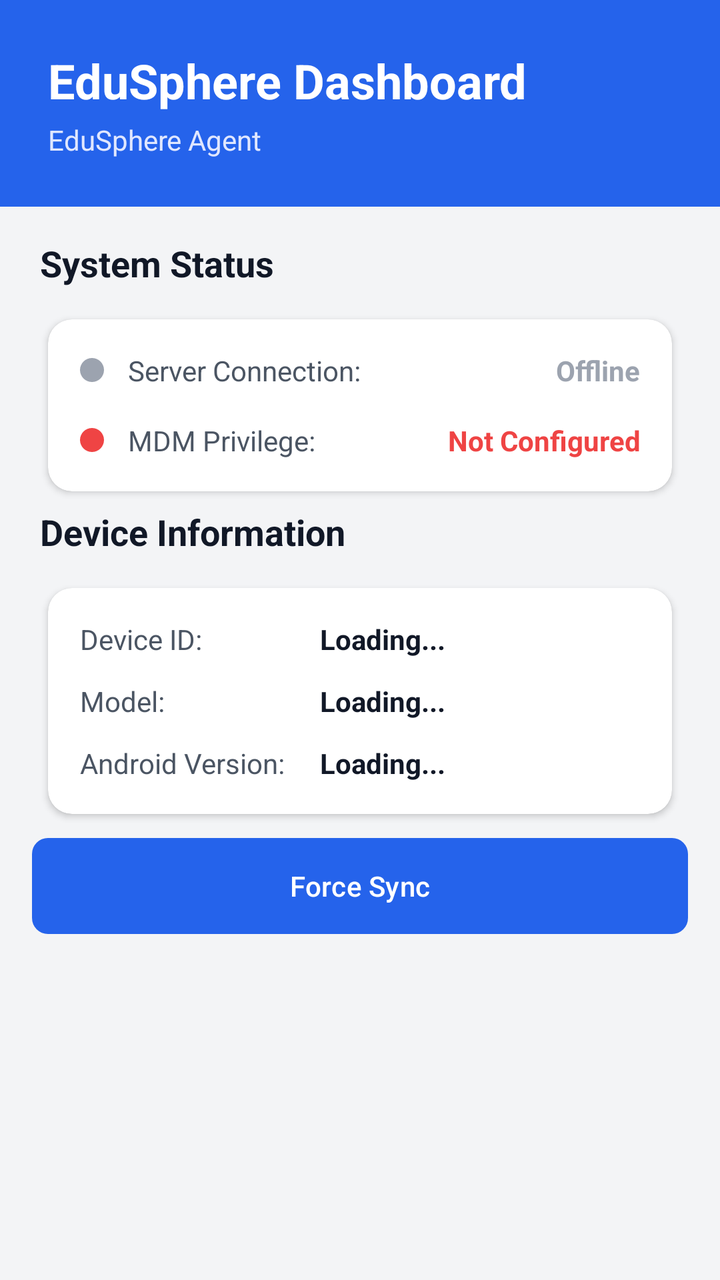
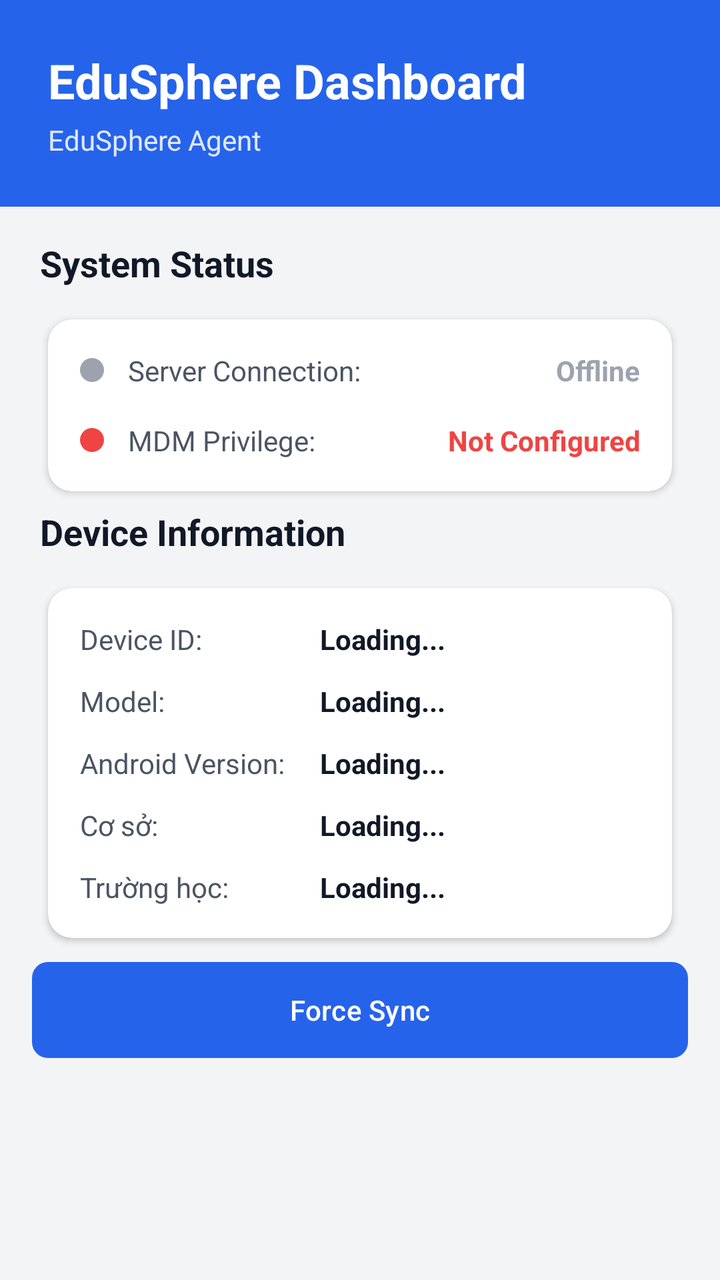

An Android layout rendered at two revisions. The XML below is the earlier revision; the diff shows what the commit changed to produce the second picture.
<!-- AndroidManifest.xml: application theme Theme.EduSphereAgent -->
<!-- res/layout/activity_main.xml -->
<?xml version="1.0" encoding="utf-8"?>
<androidx.constraintlayout.widget.ConstraintLayout xmlns:android="http://schemas.android.com/apk/res/android"
    xmlns:app="http://schemas.android.com/apk/res-auto"
    xmlns:tools="http://schemas.android.com/tools"
    android:id="@+id/main"
    android:layout_width="match_parent"
    android:layout_height="match_parent"
    android:background="@color/background"
    tools:context=".MainActivity">

    
    <LinearLayout
        android:id="@+id/headerLayout"
        android:layout_width="0dp"
        android:layout_height="wrap_content"
        android:background="?attr/colorPrimary"
        android:orientation="vertical"
        android:padding="24dp"
        app:layout_constraintStart_toStartOf="parent"
        app:layout_constraintEnd_toEndOf="parent"
        app:layout_constraintTop_toTopOf="parent">

        <TextView
            android:layout_width="wrap_content"
            android:layout_height="wrap_content"
            android:text="@string/dashboard_title"
            android:textColor="?attr/colorOnPrimary"
            android:textSize="24sp"
            android:textStyle="bold" />
            
        <TextView
            android:layout_width="wrap_content"
            android:layout_height="wrap_content"
            android:text="@string/app_name"
            android:textColor="#E0E7FF"
            android:textSize="14sp"
            android:layout_marginTop="4dp"/>
    </LinearLayout>

    <ScrollView
        android:layout_width="0dp"
        android:layout_height="0dp"
        android:clipToPadding="false"
        android:padding="16dp"
        app:layout_constraintStart_toStartOf="parent"
        app:layout_constraintEnd_toEndOf="parent"
        app:layout_constraintBottom_toBottomOf="parent"
        app:layout_constraintTop_toBottomOf="@id/headerLayout">

        <LinearLayout
            android:layout_width="match_parent"
            android:layout_height="wrap_content"
            android:orientation="vertical">

            
            <com.google.android.material.card.MaterialCardView
                android:id="@+id/cardRegistration"
                style="@style/Widget.EduSphere.CardView"
                android:layout_width="match_parent"
                android:layout_height="wrap_content"
                android:layout_marginBottom="24dp"
                android:visibility="gone">

                <LinearLayout
                    android:layout_width="match_parent"
                    android:layout_height="wrap_content"
                    android:orientation="vertical"
                    android:padding="16dp">

                    <TextView
                        android:layout_width="wrap_content"
                        android:layout_height="wrap_content"
                        android:text="Đăng ký Thiết bị"
                        android:textColor="?attr/colorPrimary"
                        android:textSize="18sp"
                        android:textStyle="bold"
                        android:layout_marginBottom="16dp"/>

                    <com.google.android.material.textfield.TextInputLayout
                        style="@style/Widget.MaterialComponents.TextInputLayout.OutlinedBox"
                        android:layout_width="match_parent"
                        android:layout_height="wrap_content"
                        android:hint="Nhập Enrollment Code"
                        app:endIconMode="clear_text">

                        <com.google.android.material.textfield.TextInputEditText
                            android:id="@+id/etEnrollmentCode"
                            android:layout_width="match_parent"
                            android:layout_height="wrap_content"
                            android:inputType="textCapCharacters"/>

                    </com.google.android.material.textfield.TextInputLayout>

                    <com.google.android.material.button.MaterialButton
                        android:id="@+id/btnRegister"
                        android:layout_width="match_parent"
                        android:layout_height="56dp"
                        android:layout_marginTop="16dp"
                        android:text="Đăng ký"
                        app:cornerRadius="8dp" />
                </LinearLayout>
            </com.google.android.material.card.MaterialCardView>

            
            <TextView
                android:layout_width="wrap_content"
                android:layout_height="wrap_content"
                android:text="@string/status_title"
                android:textColor="?android:attr/textColorPrimary"
                android:textSize="18sp"
                android:textStyle="bold"
                android:layout_marginBottom="8dp"
                android:layout_marginStart="4dp"/>

            <com.google.android.material.card.MaterialCardView
                style="@style/Widget.EduSphere.CardView"
                android:layout_width="match_parent"
                android:layout_height="wrap_content"
                android:layout_marginBottom="24dp">

                <LinearLayout
                    android:layout_width="match_parent"
                    android:layout_height="wrap_content"
                    android:orientation="vertical"
                    android:padding="16dp">

                    
                    <LinearLayout
                        android:layout_width="match_parent"
                        android:layout_height="wrap_content"
                        android:gravity="center_vertical"
                        android:orientation="horizontal"
                        android:layout_marginBottom="16dp">

                        <View
                            android:id="@+id/indicatorServerStatus"
                            android:layout_width="12dp"
                            android:layout_height="12dp"
                            android:background="@drawable/circle_indicator"
                            android:backgroundTint="@color/offline" />

                        <TextView
                            android:layout_width="wrap_content"
                            android:layout_height="wrap_content"
                            android:layout_marginStart="12dp"
                            android:text="@string/server_connection"
                            android:textColor="?android:attr/textColorSecondary" />
                            
                        <TextView
                            android:id="@+id/tvServerStatus"
                            android:layout_width="0dp"
                            android:layout_height="wrap_content"
                            android:layout_weight="1"
                            android:gravity="end"
                            android:text="@string/status_offline"
                            android:textColor="@color/offline"
                            android:textStyle="bold" />
                    </LinearLayout>

                    
                    <LinearLayout
                        android:layout_width="match_parent"
                        android:layout_height="wrap_content"
                        android:gravity="center_vertical"
                        android:orientation="horizontal">

                        <View
                            android:id="@+id/indicatorMdmStatus"
                            android:layout_width="12dp"
                            android:layout_height="12dp"
                            android:background="@drawable/circle_indicator"
                            android:backgroundTint="@color/error" />

                        <TextView
                            android:layout_width="wrap_content"
                            android:layout_height="wrap_content"
                            android:layout_marginStart="12dp"
                            android:text="@string/mdm_privilege"
                            android:textColor="?android:attr/textColorSecondary" />
                            
                        <TextView
                            android:id="@+id/tvMdmStatus"
                            android:layout_width="0dp"
                            android:layout_height="wrap_content"
                            android:layout_weight="1"
                            android:gravity="end"
                            android:text="@string/status_inactive"
                            android:textColor="@color/error"
                            android:textStyle="bold" />
                    </LinearLayout>
                </LinearLayout>
            </com.google.android.material.card.MaterialCardView>

            
            <TextView
                android:layout_width="wrap_content"
                android:layout_height="wrap_content"
                android:text="@string/device_info_title"
                android:textColor="?android:attr/textColorPrimary"
                android:textSize="18sp"
                android:textStyle="bold"
                android:layout_marginBottom="8dp"
                android:layout_marginStart="4dp"/>

            <com.google.android.material.card.MaterialCardView
                style="@style/Widget.EduSphere.CardView"
                android:layout_width="match_parent"
                android:layout_height="wrap_content"
                android:layout_marginBottom="32dp">

                <LinearLayout
                    android:layout_width="match_parent"
                    android:layout_height="wrap_content"
                    android:orientation="vertical"
                    android:padding="16dp">

                    
                    <LinearLayout
                        android:layout_width="match_parent"
                        android:layout_height="wrap_content"
                        android:orientation="horizontal"
                        android:layout_marginBottom="12dp">
                        <TextView
                            android:layout_width="120dp"
                            android:layout_height="wrap_content"
                            android:text="@string/device_id_label"
                            android:textColor="?android:attr/textColorSecondary" />
                        <TextView
                            android:id="@+id/tvDeviceId"
                            android:layout_width="wrap_content"
                            android:layout_height="wrap_content"
                            android:text="Loading..."
                            android:textColor="?android:attr/textColorPrimary"
                            android:textStyle="bold" />
                    </LinearLayout>
                    
                    
                    <LinearLayout
                        android:layout_width="match_parent"
                        android:layout_height="wrap_content"
                        android:orientation="horizontal"
                        android:layout_marginBottom="12dp">
                        <TextView
                            android:layout_width="120dp"
                            android:layout_height="wrap_content"
                            android:text="@string/device_model_label"
                            android:textColor="?android:attr/textColorSecondary" />
                        <TextView
                            android:id="@+id/tvDeviceModel"
                            android:layout_width="wrap_content"
                            android:layout_height="wrap_content"
                            android:text="Loading..."
                            android:textColor="?android:attr/textColorPrimary"
                            android:textStyle="bold" />
                    </LinearLayout>

                    
                    <LinearLayout
                        android:layout_width="match_parent"
                        android:layout_height="wrap_content"
                        android:orientation="horizontal">
                        <TextView
                            android:layout_width="120dp"
                            android:layout_height="wrap_content"
                            android:text="@string/os_version_label"
                            android:textColor="?android:attr/textColorSecondary" />
                        <TextView
                            android:id="@+id/tvOsVersion"
                            android:layout_width="wrap_content"
                            android:layout_height="wrap_content"
                            android:text="Loading..."
                            android:textColor="?android:attr/textColorPrimary"
                            android:textStyle="bold" />
                    </LinearLayout>
                </LinearLayout>
            </com.google.android.material.card.MaterialCardView>

            
            <com.google.android.material.button.MaterialButton
                android:id="@+id/btnForceSync"
                android:layout_width="match_parent"
                android:layout_height="56dp"
                android:text="@string/force_sync"
                app:cornerRadius="8dp" />

        </LinearLayout>
    </ScrollView>
</androidx.constraintlayout.widget.ConstraintLayout>
<!-- resources referenced by this layout -->
<resources>
  <color name="background">#F3F4F6</color>
  <color name="error">#EF4444</color>
  <color name="offline">#9CA3AF</color>
  <!-- drawable circle_indicator (drawable) -->
  <?xml version="1.0" encoding="utf-8"?>
  <shape xmlns:android="http://schemas.android.com/apk/res/android"
      android:shape="oval">
      <solid android:color="#FFFFFF" />
  </shape>
  <string name="app_name">EduSphere Agent</string>
  <string name="dashboard_title">EduSphere Dashboard</string>
  <string name="device_id_label">Device ID:</string>
  <string name="device_info_title">Device Information</string>
  <string name="device_model_label">Model:</string>
  <string name="force_sync">Force Sync</string>
  <string name="mdm_privilege">MDM Privilege:</string>
  <string name="os_version_label">Android Version:</string>
  <string name="server_connection">Server Connection:</string>
  <string name="status_inactive">Not Configured</string>
  <string name="status_offline">Offline</string>
  <string name="status_title">System Status</string>
  <style name="Widget.EduSphere.CardView" parent="Widget.Material3.CardView.Elevated">
          <item name="cardBackgroundColor">@color/surface</item>
          <item name="cardElevation">2dp</item>
          <item name="cardCornerRadius">12dp</item>
          <item name="android:layout_margin">8dp</item>
      </style>
  <style name="Theme.EduSphereAgent" parent="Base.Theme.EduSphereAgent" />
  <color name="surface">#FFFFFF</color>
  <style name="Base.Theme.EduSphereAgent" parent="Theme.Material3.DayNight.NoActionBar">
          
          <item name="colorPrimary">@color/primary</item>
          <item name="colorPrimaryVariant">@color/primaryVariant</item>
          <item name="colorOnPrimary">@color/onPrimary</item>
          <item name="android:windowBackground">@color/background</item>
          <item name="android:textColorPrimary">@color/textPrimary</item>
          <item name="android:textColorSecondary">@color/textSecondary</item>
      </style>
  <color name="primary">#2563EB</color>
  <color name="primaryVariant">#1D4ED8</color>
  <color name="onPrimary">#FFFFFF</color>
  <color name="textPrimary">#111827</color>
  <color name="textSecondary">#4B5563</color>
</resources>

<!-- the commit's change to res/layout/activity_main.xml (unified diff, before → after) -->
@@ -80,6 +80,22 @@
                         style="@style/Widget.MaterialComponents.TextInputLayout.OutlinedBox"
                         android:layout_width="match_parent"
                         android:layout_height="wrap_content"
+                        android:layout_marginBottom="12dp"
+                        android:hint="Nhập Server URL (vd: http://192.168.1.8:8081)"
+                        app:endIconMode="clear_text">
+
+                        <com.google.android.material.textfield.TextInputEditText
+                            android:id="@+id/etServerUrl"
+                            android:layout_width="match_parent"
+                            android:layout_height="wrap_content"
+                            android:inputType="textUri"/>
+
+                    </com.google.android.material.textfield.TextInputLayout>
+
+                    <com.google.android.material.textfield.TextInputLayout
+                        style="@style/Widget.MaterialComponents.TextInputLayout.OutlinedBox"
+                        android:layout_width="match_parent"
+                        android:layout_height="wrap_content"
                         android:hint="Nhập Enrollment Code"
                         app:endIconMode="clear_text">
 
@@ -97,6 +113,17 @@
                         android:layout_height="56dp"
                         android:layout_marginTop="16dp"
                         android:text="Đăng ký"
+                        app:cornerRadius="8dp" />
+                        
+                    <com.google.android.material.button.MaterialButton
+                        android:id="@+id/btnScanQr"
+                        style="@style/Widget.MaterialComponents.Button.OutlinedButton"
+                        android:layout_width="match_parent"
+                        android:layout_height="56dp"
+                        android:layout_marginTop="12dp"
+                        android:text="Quét Mã QR"
+                        app:icon="@android:drawable/ic_menu_camera"
+                        app:iconGravity="textStart"
                         app:cornerRadius="8dp" />
                 </LinearLayout>
             </com.google.android.material.card.MaterialCardView>
@@ -258,14 +285,54 @@
                     <LinearLayout
                         android:layout_width="match_parent"
                         android:layout_height="wrap_content"
+                        android:orientation="horizontal"
+                        android:layout_marginBottom="12dp">
+                        <TextView
+                            android:layout_width="120dp"
+                            android:layout_height="wrap_content"
+                            android:text="@string/os_version_label"
+                            android:textColor="?android:attr/textColorSecondary" />
+                        <TextView
+                            android:id="@+id/tvOsVersion"
+                            android:layout_width="wrap_content"
+                            android:layout_height="wrap_content"
+                            android:text="Loading..."
+                            android:textColor="?android:attr/textColorPrimary"
+                            android:textStyle="bold" />
+                    </LinearLayout>
+
+                    
+                    <LinearLayout
+                        android:layout_width="match_parent"
+                        android:layout_height="wrap_content"
+                        android:orientation="horizontal"
+                        android:layout_marginBottom="12dp">
+                        <TextView
+                            android:layout_width="120dp"
+                            android:layout_height="wrap_content"
+                            android:text="Cơ sở:"
+                            android:textColor="?android:attr/textColorSecondary" />
+                        <TextView
+                            android:id="@+id/tvCampus"
+                            android:layout_width="wrap_content"
+                            android:layout_height="wrap_content"
+                            android:text="Loading..."
+                            android:textColor="?android:attr/textColorPrimary"
+                            android:textStyle="bold" />
+                    </LinearLayout>
+                    
+                    
+                    <LinearLayout
+                        android:layout_width="match_parent"
+                        android:layout_height="wrap_content"
                         android:orientation="horizontal">
                         <TextView
                             android:layout_width="120dp"
                             android:layout_height="wrap_content"
-                            android:text="@string/os_version_label"
-                            android:textColor="?android:attr/textColorSecondary" />
-                        <TextView
-                            android:id="@+id/tvOsVersion"
+                            android:text="Trường học:"
+                            android:textColor="?android:attr/textColorSecondary" />
+                        <TextView
+                            android:id="@+id/tvSchool"
                             android:layout_width="wrap_content"
                             android:layout_height="wrap_content"
                             android:text="Loading..."
